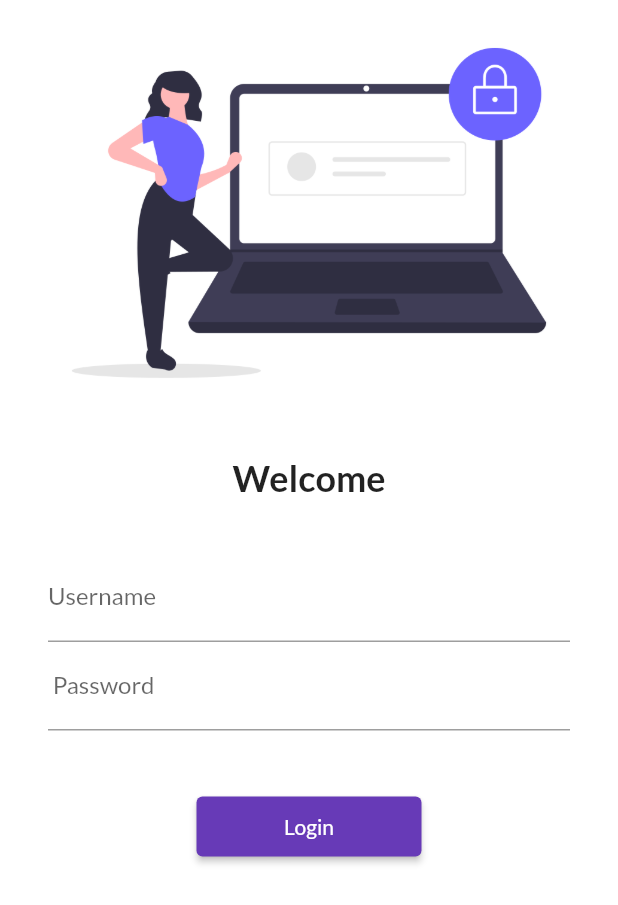
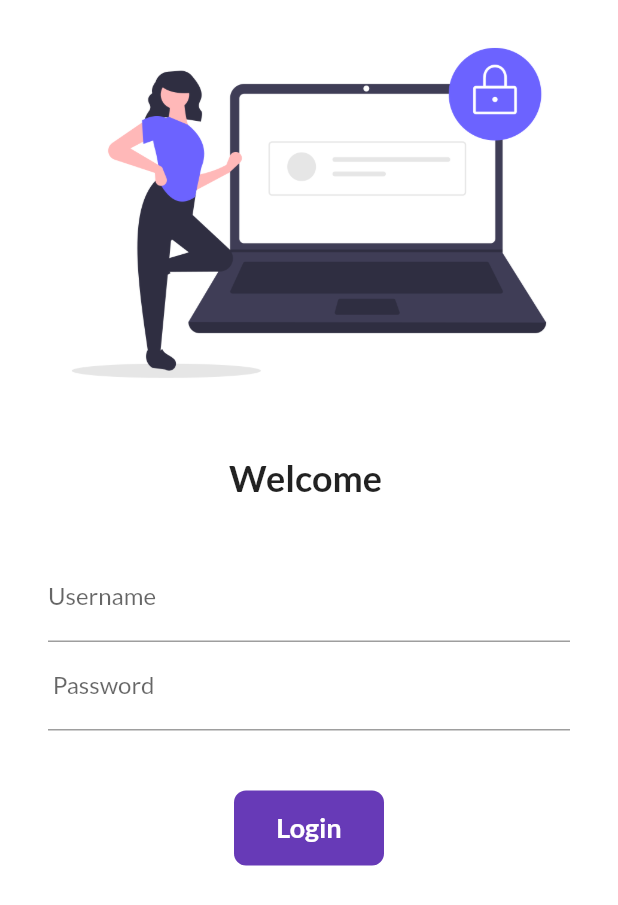
Before and after one commit to tsaurav18/8hoursflutter, a Flutter app: the screen it shows after launch, on a phone screen of 412 x 824 dp. Shown: the top 905 px of the screen. Run offline on Flutter 3.47's test engine with Material 2 defaults, Android fonts, the phone set to English and light mode, and no system bars; our stand-ins replace google_fonts.

Commit message:
chapter6 completed

```diff
--- a/lib/pages/login_page.dart
+++ b/lib/pages/login_page.dart
@@ -1,7 +1,14 @@
 import 'package:flutter/material.dart';
 import 'package:flutter_catalog/utils/routes.dart';
 
-class LoginPage extends StatelessWidget {
+class LoginPage extends StatefulWidget {
+  @override
+  _LoginPageState createState() => _LoginPageState();
+}
+
+class _LoginPageState extends State<LoginPage> {
+  String name = "";
+  bool changeButton = false;
   @override
   Widget build(BuildContext context) {
     return Material(
@@ -17,7 +24,7 @@ class LoginPage extends StatelessWidget {
               height: 20,
             ),
             Text(
-              "Welcome",
+              "Welcome $name",
               style: TextStyle(fontSize: 24, fontWeight: FontWeight.bold),
             ),
             SizedBox(
@@ -31,6 +38,10 @@ class LoginPage extends StatelessWidget {
                   TextFormField(
                     decoration: InputDecoration(
                         hintText: "Enter Username", labelText: "Username"),
+                    onChanged: (value) {
+                      name = value;
+                      setState(() {});
+                    },
                   ),
                   TextFormField(
                     obscureText: true,
@@ -40,12 +51,37 @@ class LoginPage extends StatelessWidget {
                   SizedBox(
                     height: 40,
                   ),
-                  ElevatedButton(
-                      onPressed: () {
-                        Navigator.pushNamed(context, MyRoutes.homeRoute);
-                      },
-                      style: TextButton.styleFrom(minimumSize: Size(150, 40)),
-                      child: Text("Login"))
+                  InkWell(
+                    onTap: () async {
+                      setState(() {
+                        changeButton = true;
+                      });
+                      await Future.delayed(Duration(seconds: 1));
+                      Navigator.pushNamed(context, MyRoutes.homeRoute);
+                    },
+                    child: AnimatedContainer(
+                      duration: Duration(seconds: 1),
+                      alignment: Alignment.center,
+                      width: changeButton ? 50 : 100,
+                      height: 50,
+                      child: Text(
+                        "Login",
+                        style: TextStyle(
+                            color: Colors.white,
+                            fontWeight: FontWeight.bold,
+                            fontSize: 18),
+                      ),
+                      decoration: BoxDecoration(
+                          color: Colors.deepPurple,
+                          borderRadius: BorderRadius.circular(8)),
+                    ),
+                  ),
+                  // ElevatedButton(
+                  //     onPressed: () {
+                  //       Navigator.pushNamed(context, MyRoutes.homeRoute);
+                  //     },
+                  //     style: TextButton.styleFrom(minimumSize: Size(150, 40)),
+                  //     child: Text("Login"))
                 ],
               ),
             ),
```
